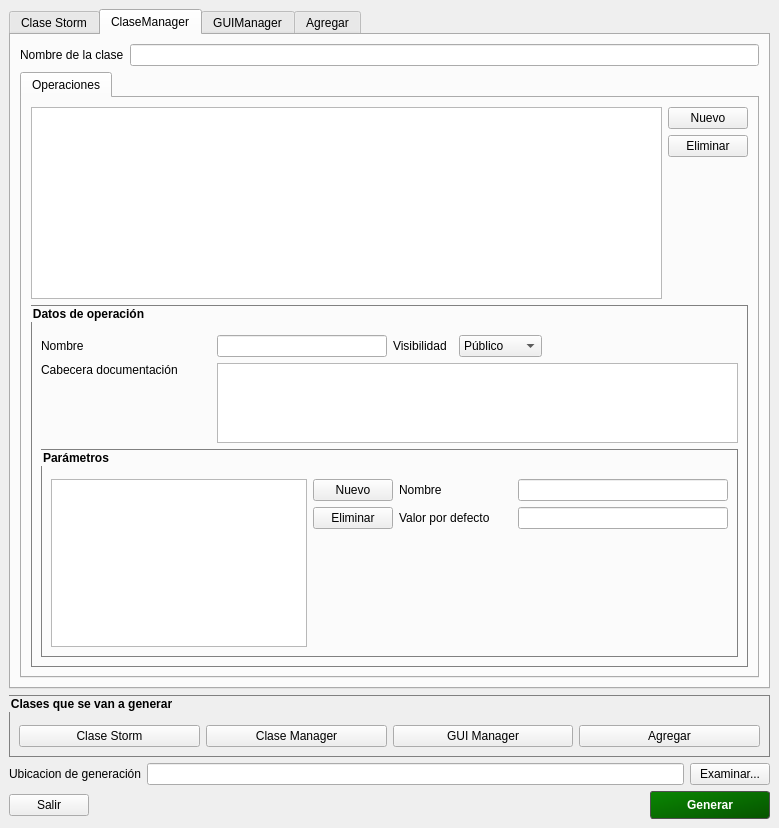
First picture: the form in gui/crear_paquete_plasta/crear_paquete_plasta.ui, repository jonathanferreyra/Plasta-GUI-Maker, before the edit.
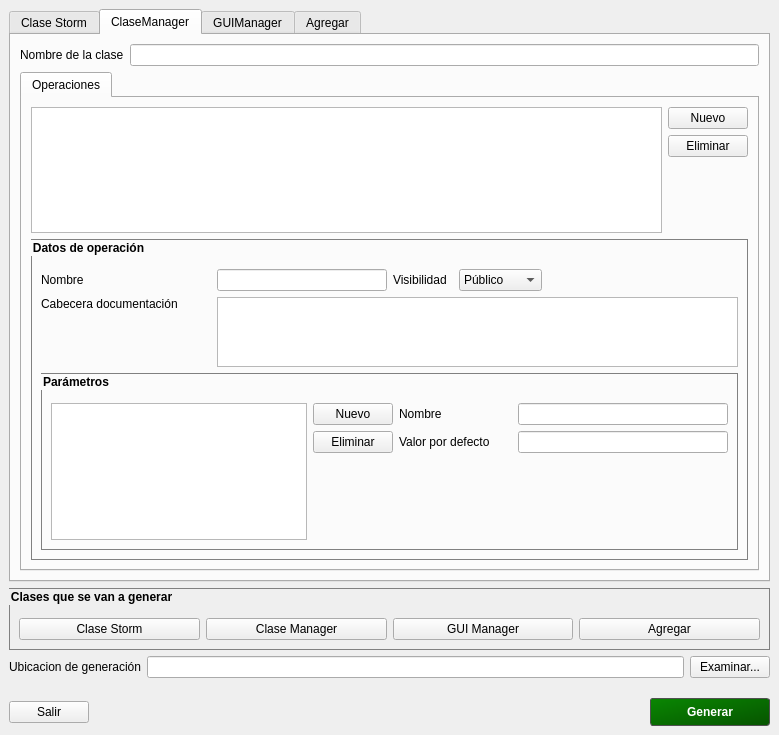
Second picture: the form after the edit. The open tabs and pages were chosen to show the change.

Commit message: Refixed interfaz crear paquete plasta

The edit to the form file:
```diff
--- a/gui/crear_paquete_plasta/crear_paquete_plasta.ui
+++ b/gui/crear_paquete_plasta/crear_paquete_plasta.ui
@@ -7,7 +7,7 @@
     <x>0</x>
     <y>0</y>
     <width>779</width>
-    <height>828</height>
+    <height>735</height>
    </rect>
   </property>
   <property name="windowTitle">
@@ -23,6 +23,24 @@
    <layout class="QVBoxLayout" name="verticalLayout_33">
     <item>
      <widget class="QTabWidget" name="tabWidget">
+      <property name="sizePolicy">
+       <sizepolicy hsizetype="Expanding" vsizetype="Fixed">
+        <horstretch>0</horstretch>
+        <verstretch>0</verstretch>
+       </sizepolicy>
+      </property>
+      <property name="minimumSize">
+       <size>
+        <width>0</width>
+        <height>500</height>
+       </size>
+      </property>
+      <property name="maximumSize">
+       <size>
+        <width>16777215</width>
+        <height>600</height>
+       </size>
+      </property>
       <property name="currentIndex">
        <number>0</number>
       </property>
@@ -498,6 +516,12 @@
         </item>
         <item>
          <widget class="QTabWidget" name="tabWidget_3">
+          <property name="sizePolicy">
+           <sizepolicy hsizetype="Expanding" vsizetype="Fixed">
+            <horstretch>0</horstretch>
+            <verstretch>0</verstretch>
+           </sizepolicy>
+          </property>
           <property name="currentIndex">
            <number>0</number>
           </property>
@@ -511,7 +535,7 @@
               <item>
                <widget class="QListWidget" name="lwOperacionesCM">
                 <property name="sizePolicy">
-                 <sizepolicy hsizetype="Expanding" vsizetype="MinimumExpanding">
+                 <sizepolicy hsizetype="Expanding" vsizetype="Preferred">
                   <horstretch>0</horstretch>
                   <verstretch>0</verstretch>
                  </sizepolicy>
@@ -539,6 +563,9 @@
                   <property name="orientation">
                    <enum>Qt::Vertical</enum>
                   </property>
+                  <property name="sizeType">
+                   <enum>QSizePolicy::MinimumExpanding</enum>
+                  </property>
                   <property name="sizeHint" stdset="0">
                    <size>
                     <width>20</width>
@@ -670,7 +697,7 @@
                  <item>
                   <widget class="QTextEdit" name="teCabeceraOperacionCM">
                    <property name="sizePolicy">
-                    <sizepolicy hsizetype="MinimumExpanding" vsizetype="Fixed">
+                    <sizepolicy hsizetype="MinimumExpanding" vsizetype="Preferred">
                      <horstretch>0</horstretch>
                      <verstretch>0</verstretch>
                     </sizepolicy>
@@ -703,7 +730,14 @@
                     <item>
                      <layout class="QHBoxLayout" name="horizontalLayout_23">
                       <item>
-                       <widget class="QListWidget" name="lwParametrosCM"/>
+                       <widget class="QListWidget" name="lwParametrosCM">
+                        <property name="sizePolicy">
+                         <sizepolicy hsizetype="Expanding" vsizetype="Preferred">
+                          <horstretch>0</horstretch>
+                          <verstretch>0</verstretch>
+                         </sizepolicy>
+                        </property>
+                       </widget>
                       </item>
                       <item>
                        <layout class="QVBoxLayout" name="verticalLayout_17">
@@ -726,6 +760,9 @@
                           <property name="orientation">
                            <enum>Qt::Vertical</enum>
                           </property>
+                          <property name="sizeType">
+                           <enum>QSizePolicy::MinimumExpanding</enum>
+                          </property>
                           <property name="sizeHint" stdset="0">
                            <size>
                             <width>20</width>
@@ -785,6 +822,9 @@
                         <property name="orientation">
                          <enum>Qt::Vertical</enum>
                         </property>
+                        <property name="sizeType">
+                         <enum>QSizePolicy::MinimumExpanding</enum>
+                        </property>
                         <property name="sizeHint" stdset="0">
                          <size>
                           <width>20</width>
@@ -1246,6 +1286,9 @@
            <property name="text">
             <string>Clase Storm</string>
            </property>
+           <property name="checkable">
+            <bool>true</bool>
+           </property>
           </widget>
          </item>
          <item>
@@ -1259,6 +1302,9 @@
            <property name="text">
             <string>Clase Manager</string>
            </property>
+           <property name="checkable">
+            <bool>true</bool>
+           </property>
           </widget>
          </item>
          <item>
@@ -1272,6 +1318,9 @@
            <property name="text">
             <string>GUI Manager</string>
            </property>
+           <property name="checkable">
+            <bool>true</bool>
+           </property>
           </widget>
          </item>
          <item>
@@ -1285,6 +1334,9 @@
            <property name="text">
             <string>Agregar</string>
            </property>
+           <property name="checkable">
+            <bool>true</bool>
+           </property>
           </widget>
          </item>
         </layout>
```
Left out of the diff: 48 changed lines with no effect on the pictures.
